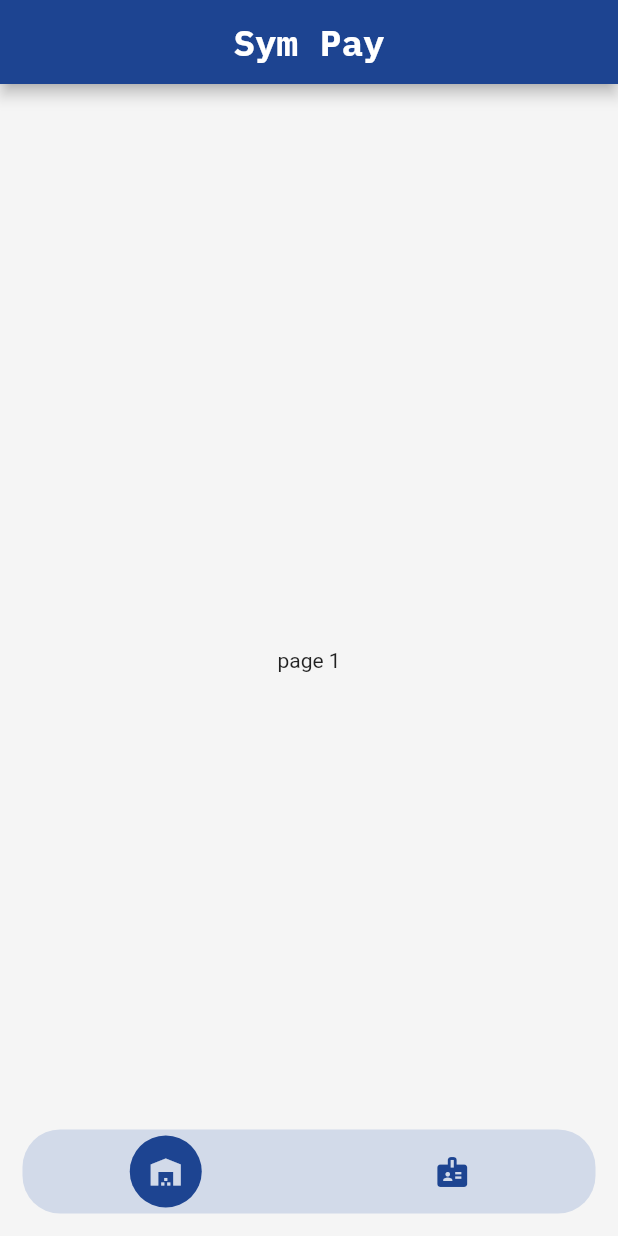
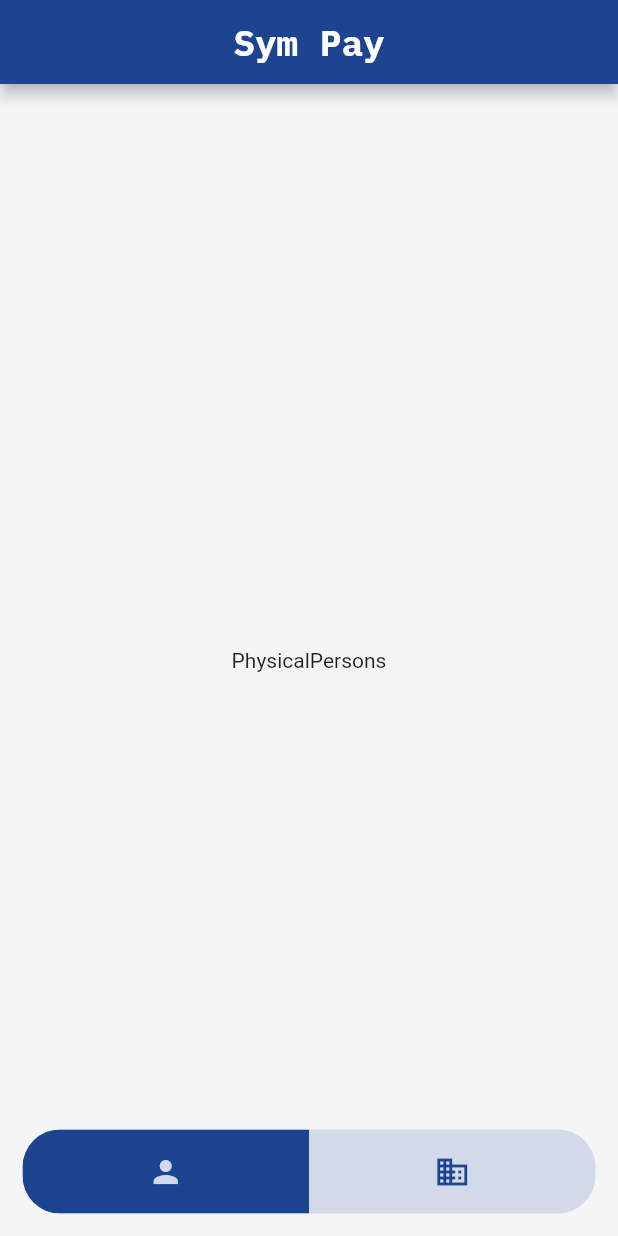
Before and after one commit to Wxze/projeto_framework_app, a Flutter app: the screen it shows after launch, on a phone screen of 412 x 824 dp. Run offline on Flutter 3.47's test engine with Material 2 defaults, Android fonts, the phone set to English and light mode, and no system bars; drawn by our look-alikes of flutter_snake_navigationbar; our stand-ins replace google_fonts.

Commit message:
Adiciona navegação

```diff
--- a/lib/views/legal_persons_page.dart
+++ b/lib/views/legal_persons_page.dart
@@ -10,6 +10,6 @@ class LegalPersonsPage extends StatefulWidget {
 class _LegalPersonsPageState extends State<LegalPersonsPage> {
   @override
   Widget build(BuildContext context) {
-    return const Center(child: Text('page 2'));
+    return const Center(child: Text('LegalPersons'));
   }
 }
--- a/lib/views/main_view.dart
+++ b/lib/views/main_view.dart
@@ -19,7 +19,7 @@ class _MainViewState extends State<MainView> {
   EdgeInsets padding = const EdgeInsets.all(15);
 
   int _selectedItemPosition = 0;
-  SnakeShape snakeShape = SnakeShape.circle;
+  SnakeShape snakeShape = SnakeShape.rectangle;
 
   Color selectedColor = const Color(0xFF1d4491);
   Color unselectedColor = const Color(0xFF1d4491);
@@ -69,10 +69,8 @@ class _MainViewState extends State<MainView> {
               duration: const Duration(milliseconds: 300));
         }),
         items: const [
-          BottomNavigationBarItem(
-              icon: Icon(Icons.warehouse), label: 'Estacionamentos'),
-          BottomNavigationBarItem(
-              icon: Icon(Icons.badge), label: 'Minhas reservas')
+          BottomNavigationBarItem(icon: Icon(Icons.person)),
+          BottomNavigationBarItem(icon: Icon(Icons.domain))
         ],
         selectedLabelStyle: const TextStyle(fontSize: 14),
         unselectedLabelStyle: const TextStyle(fontSize: 10),
--- a/lib/views/physical_persons_page.dart
+++ b/lib/views/physical_persons_page.dart
@@ -10,6 +10,6 @@ class PhysicalPersonsPage extends StatefulWidget {
 class _PhysicalPersonsPageState extends State<PhysicalPersonsPage> {
   @override
   Widget build(BuildContext context) {
-    return const Center(child: Text('page 1'));
+    return const Center(child: Text('PhysicalPersons'));
   }
 }
```
